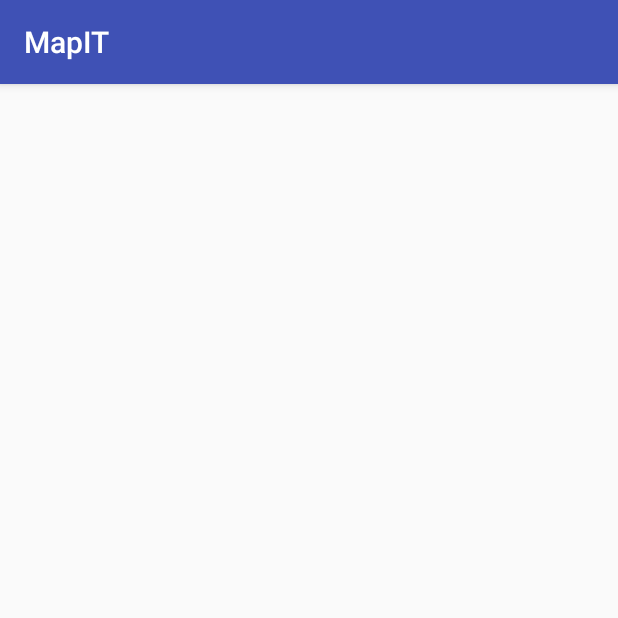
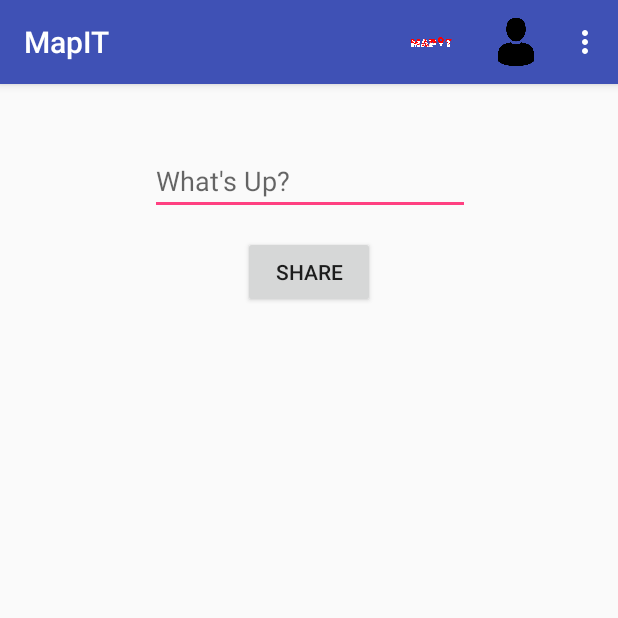
Before and after one commit to gloredto/newMapIT, an Android app: the StatusActivity screen opened directly, with no data from a screen before it, on a phone screen of 412 x 824 dp, the top half of it. Run offline under Robolectric (Android 15) with nearby library versions, the phone set to English and light mode, and no system bars; our stand-ins replace Firebase (no records; nobody signed in at launch, a user with empty details on screens opened directly).

Commit message:
Penambahan aktifitas update status yang mana akan mengupload status dan map location dari device dalam bentuk longitute dan lantitude

```diff
--- a/app/src/main/AndroidManifest.xml
+++ b/app/src/main/AndroidManifest.xml
@@ -18,9 +18,9 @@
 
     <application
         android:allowBackup="true"
-        android:icon="@mipmap/ic_launcher"
+        android:icon="@drawable/mapitlogo"
         android:label="@string/app_name"
-        android:roundIcon="@mipmap/ic_launcher_round"
+        android:roundIcon="@drawable/mapitlogo"
         android:supportsRtl="true"
         android:theme="@style/AppTheme">
         <activity android:name=".SplashActivity">
--- a/app/src/main/java/com/example/eirene/mapit/StatusActivity.java
+++ b/app/src/main/java/com/example/eirene/mapit/StatusActivity.java
@@ -1,13 +1,153 @@
 package com.example.eirene.mapit;
 
+import android.Manifest;
+import android.content.Context;
+import android.content.Intent;
+import android.content.pm.PackageManager;
+import android.location.Location;
+import android.location.LocationManager;
+import android.support.v4.app.ActivityCompat;
 import android.support.v7.app.AppCompatActivity;
 import android.os.Bundle;
+import android.view.Menu;
+import android.view.MenuItem;
+import android.view.View;
+import android.widget.Button;
+import android.widget.EditText;
+
+import com.google.firebase.auth.FirebaseAuth;
+import com.google.firebase.database.DatabaseReference;
+import com.google.firebase.database.FirebaseDatabase;
 
 public class StatusActivity extends AppCompatActivity {
+
+
+    static final int LOCATION_PERMISSION_REQUEST_CODE = 1;
+    LocationManager locationManager;
+
+    private EditText userStatus;
+    private Button userstatusShare;
+    private FirebaseAuth firebaseAuth;
+
 
     @Override
     protected void onCreate(Bundle savedInstanceState) {
         super.onCreate(savedInstanceState);
         setContentView(R.layout.activity_status);
+        setupUIViews();
+
+        locationManager = (LocationManager)getSystemService(Context.LOCATION_SERVICE);
+        getLocation();
+
+
+        userstatusShare.setOnClickListener(new View.OnClickListener() {
+            @Override
+            public void onClick(View v) {
+
+
+
+                locationManager = (LocationManager)getSystemService(Context.LOCATION_SERVICE);
+                getLocation();
+
+
+
+
+
+                finish();
+            }
+        });
+
+    }
+
+    private void getLocation(){
+        if(ActivityCompat.checkSelfPermission(this, Manifest.permission.ACCESS_FINE_LOCATION) != PackageManager.PERMISSION_GRANTED && ActivityCompat.checkSelfPermission(this, Manifest.permission.ACCESS_COARSE_LOCATION)!= PackageManager.PERMISSION_GRANTED){
+            ActivityCompat.requestPermissions(this, new String[]{Manifest.permission.ACCESS_FINE_LOCATION}, LOCATION_PERMISSION_REQUEST_CODE);
+        }else{
+            Location location = locationManager.getLastKnownLocation(LocationManager.NETWORK_PROVIDER);
+
+            if(location != null) {
+                firebaseAuth = FirebaseAuth.getInstance();
+                FirebaseDatabase firebaseDatabase = FirebaseDatabase.getInstance();
+                final DatabaseReference myRef = firebaseDatabase.getReference(firebaseAuth.getUid());
+                String status = userStatus.getText().toString();
+                //myRef.child("userStatus").setValue(status);
+                double userLatitude = location.getLatitude();
+                double userLongitude = location.getLongitude();
+                UserProfile userProfile  = new UserProfile(userLatitude,userLongitude,status);
+                myRef.child("Status").setValue(userProfile);
+                //myRef.child("userLatitude").setValue(userProfile.userLatitude);
+                //myRef.child("userLongitute").setValue(userProfile.userLongitude);
+
+
+            }
+        }
+    }
+
+    private void setupUIViews(){
+        userStatus = findViewById(R.id.mitStatus);
+        userstatusShare = findViewById(R.id.btnShare);
+    }
+
+    private void Logout(){
+        firebaseAuth.signOut();
+        finish();
+        startActivity(new Intent(StatusActivity.this, LoginActivity.class));
+    }
+
+    private void About(){
+        startActivity(new Intent(StatusActivity.this, AboutActivity.class));
+    }
+
+    private void Profile(){
+        startActivity(new Intent(StatusActivity.this, ProfileActivity.class));
+    }
+
+    private void Maps(){
+        startActivity(new Intent(StatusActivity.this, MapsActivity.class));
+    }
+
+    private void Home(){
+        startActivity(new Intent(StatusActivity.this, MainActivity.class));
+    }
+
+    private void Statusmenu(){
+        startActivity(new Intent(StatusActivity.this, StatusActivity.class));
+    }
+
+    @Override
+    public boolean onCreateOptionsMenu(Menu menu) {
+        getMenuInflater().inflate(R.menu.menu, menu);
+        return true;
+    }
+
+    @Override
+    public boolean onOptionsItemSelected(MenuItem item) {
+
+        switch (item.getItemId()){
+            case  R.id.logoutMenu:{
+                Logout();
+            }
+            break;
+            case  R.id.homeMenu:{
+                Home();
+            }
+            break;
+            case R.id.aboutMenu:{
+                About();
+            }
+            break;
+            case R.id.profileMenu:{
+                Profile();
+            }
+            break;
+            case R.id.mapsMenu:{
+                Maps();
+            }
+            break;
+            case R.id.statusMenu:{
+                Statusmenu();
+            }
+        }
+        return super.onOptionsItemSelected(item);
     }
 }
--- a/app/src/main/res/layout/activity_status.xml
+++ b/app/src/main/res/layout/activity_status.xml
@@ -6,4 +6,39 @@
     android:layout_height="match_parent"
     tools:context=".StatusActivity">
 
+    <EditText
+        android:id="@+id/mitStatus"
+        android:layout_width="wrap_content"
+        android:layout_height="wrap_content"
+        android:layout_marginStart="8dp"
+        android:layout_marginTop="8dp"
+        android:layout_marginEnd="8dp"
+        android:layout_marginBottom="8dp"
+        android:ems="10"
+        android:hint="What's Up?"
+        android:inputType="textMultiLine"
+        app:layout_constraintBottom_toBottomOf="parent"
+        app:layout_constraintEnd_toEndOf="parent"
+        app:layout_constraintHorizontal_bias="0.503"
+        app:layout_constraintStart_toStartOf="parent"
+        app:layout_constraintTop_toTopOf="parent"
+        app:layout_constraintVertical_bias="0.048" />
+
+    <Button
+        android:id="@+id/btnShare"
+        android:layout_width="wrap_content"
+        android:layout_height="wrap_content"
+        android:layout_marginStart="8dp"
+        android:layout_marginTop="8dp"
+        android:layout_marginEnd="8dp"
+        android:layout_marginBottom="8dp"
+        android:text="Share"
+        app:layout_constraintBottom_toBottomOf="parent"
+        app:layout_constraintEnd_toEndOf="parent"
+        app:layout_constraintStart_toStartOf="parent"
+        app:layout_constraintTop_toBottomOf="@+id/mitStatus"
+        app:layout_constraintVertical_bias="0.01" />
+
+
+
 </android.support.constraint.ConstraintLayout>
```
Also changed, not shown: app/src/main/java/com/example/eirene/mapit/ProfileActivity.java (+8 -0 lines), app/src/main/java/com/example/eirene/mapit/UserProfile.java (+29 -0 lines), app/src/main/java/com/example/eirene/mapit/UserStatus.java (deleted, +0 -31 lines).
